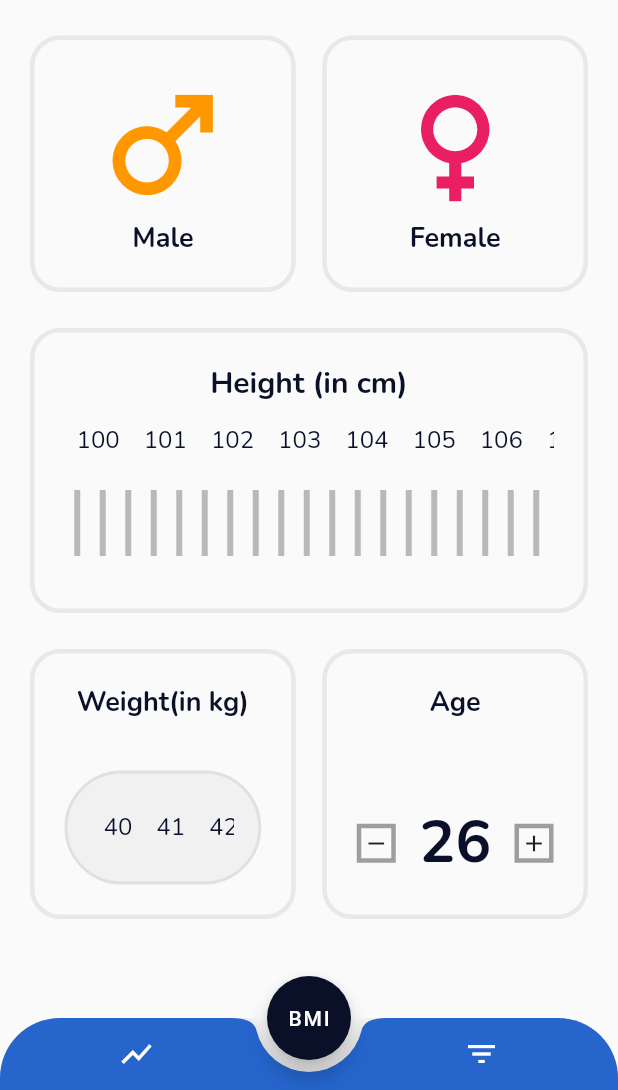
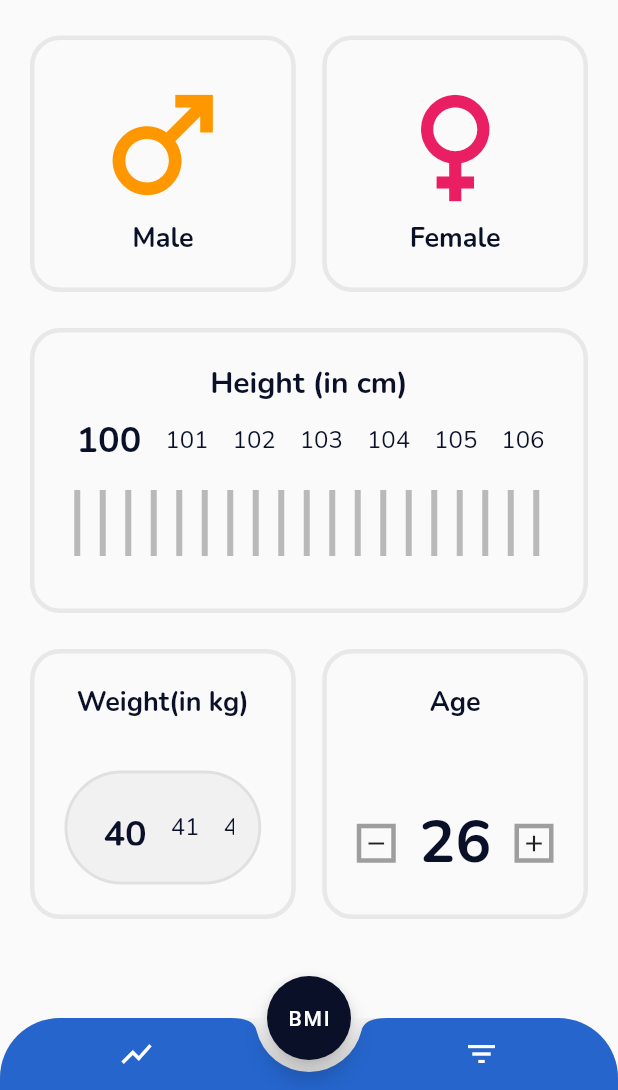
Before and after one commit to IsaiasCuvula/bmi_calculator_flutter, a Flutter app: the screen it shows after launch, on a phone screen of 412 x 824 dp, the part 146-1236 px from its top. Run offline on Flutter 3.47's test engine with Material 2 defaults, Android fonts, the phone set to English and light mode, and no system bars; our stand-ins replace get, google_fonts.

Commit message:
possibility to select weight and height and resize the selected item all managed by getX

```diff
--- a/lib/controllers/bmi_controller.dart
+++ b/lib/controllers/bmi_controller.dart
@@ -4,6 +4,16 @@ import 'package:get/get.dart';
 class BMIController extends GetxController {
   var selectedGender = Gender.none.obs;
   var age = 26.obs;
+  var selectedHeight = 0.obs;
+  var selectedWeight = 0.obs;
+
+  void getSelectedHeightIndex(int index, int height) {
+    selectedHeight.value = index;
+  }
+
+  void getSelectedWeightIndex(int index, int weight) {
+    selectedWeight.value = index;
+  }
 
   void increaseAge() => age++;
   void decreaseAge() {
--- a/lib/views/home_page.dart
+++ b/lib/views/home_page.dart
@@ -62,7 +62,7 @@ class HomePage extends StatelessWidget {
                   Row(
                     mainAxisAlignment: MainAxisAlignment.spaceBetween,
                     children: [
-                      const WeightInfo(),
+                      WeightInfo(),
                       AgeCard(),
                     ],
                   ),
--- a/lib/widgets/home_widgets/center_card_weight.dart
+++ b/lib/widgets/home_widgets/center_card_weight.dart
@@ -17,7 +17,7 @@ class CenterCardWeight extends StatelessWidget {
         child: Column(
           children: [
             Text('Height (in cm)', style: kTextStyleBold(20)),
-            const HeightInfo(),
+            HeightInfo(),
             const ScaleRuler(),
           ],
         ),
--- a/lib/widgets/home_widgets/height_info.dart
+++ b/lib/widgets/home_widgets/height_info.dart
@@ -1,8 +1,12 @@
+import 'package:bmi_calculator_flutter/controllers/bmi_controller.dart';
 import 'package:flutter/material.dart';
+import 'package:get/get.dart';
 import '../../utils/constants.dart';
 
 class HeightInfo extends StatelessWidget {
-  const HeightInfo({Key? key}) : super(key: key);
+  HeightInfo({Key? key}) : super(key: key);
+
+  final BMIController _bmiController = Get.find<BMIController>();
 
   @override
   Widget build(BuildContext context) {
@@ -10,16 +14,26 @@ class HeightInfo extends StatelessWidget {
       height: 50,
       child: ListView.builder(
         scrollDirection: Axis.horizontal,
-        itemCount: 100,
+        itemCount: 160,
         itemBuilder: (ctx, index) {
-          final weight = (100 + index).toString();
+          final height = 100 + index;
           return Center(
-            child: Padding(
-              padding: const EdgeInsets.all(8.0),
-              child: Text(
-                weight,
-                style: kTextStyle(16),
-              ),
+            child: InkWell(
+              onTap: () {
+                _bmiController.getSelectedHeightIndex(index, height);
+              },
+              child: Obx(() {
+                final selectedIndex = _bmiController.selectedHeight.value;
+                return Padding(
+                  padding: const EdgeInsets.all(8.0),
+                  child: Text(
+                    height.toString(),
+                    style: selectedIndex == index
+                        ? kTextStyleBold(24)
+                        : kTextStyle(16),
+                  ),
+                );
+              }),
             ),
           );
         },
--- a/lib/widgets/home_widgets/weight_info.dart
+++ b/lib/widgets/home_widgets/weight_info.dart
@@ -1,9 +1,13 @@
 import 'package:flutter/material.dart';
+import '../../controllers/bmi_controller.dart';
 import '../../utils/constants.dart';
 import '../show_weights.dart';
+import 'package:get/get.dart';
 
 class WeightInfo extends StatelessWidget {
-  const WeightInfo({Key? key}) : super(key: key);
+  WeightInfo({Key? key}) : super(key: key);
+
+  final BMIController _bmiController = Get.find<BMIController>();
 
   @override
   Widget build(BuildContext context) {
@@ -12,14 +16,24 @@ class WeightInfo extends StatelessWidget {
         scrollDirection: Axis.horizontal,
         itemCount: 100,
         itemBuilder: (ctx, index) {
-          final weight = (40 + index).toString();
+          final weight = 40 + index;
           return Center(
-            child: Padding(
-              padding: const EdgeInsets.all(8.0),
-              child: Text(
-                weight,
-                style: kTextStyle(16),
-              ),
+            child: InkWell(
+              onTap: () {
+                _bmiController.getSelectedWeightIndex(index, weight);
+              },
+              child: Obx(() {
+                final selectedIndex = _bmiController.selectedWeight.value;
+                return Padding(
+                  padding: const EdgeInsets.all(8.0),
+                  child: Text(
+                    weight.toString(),
+                    style: selectedIndex == index
+                        ? kTextStyleBold(24)
+                        : kTextStyle(16),
+                  ),
+                );
+              }),
             ),
           );
         },
```
